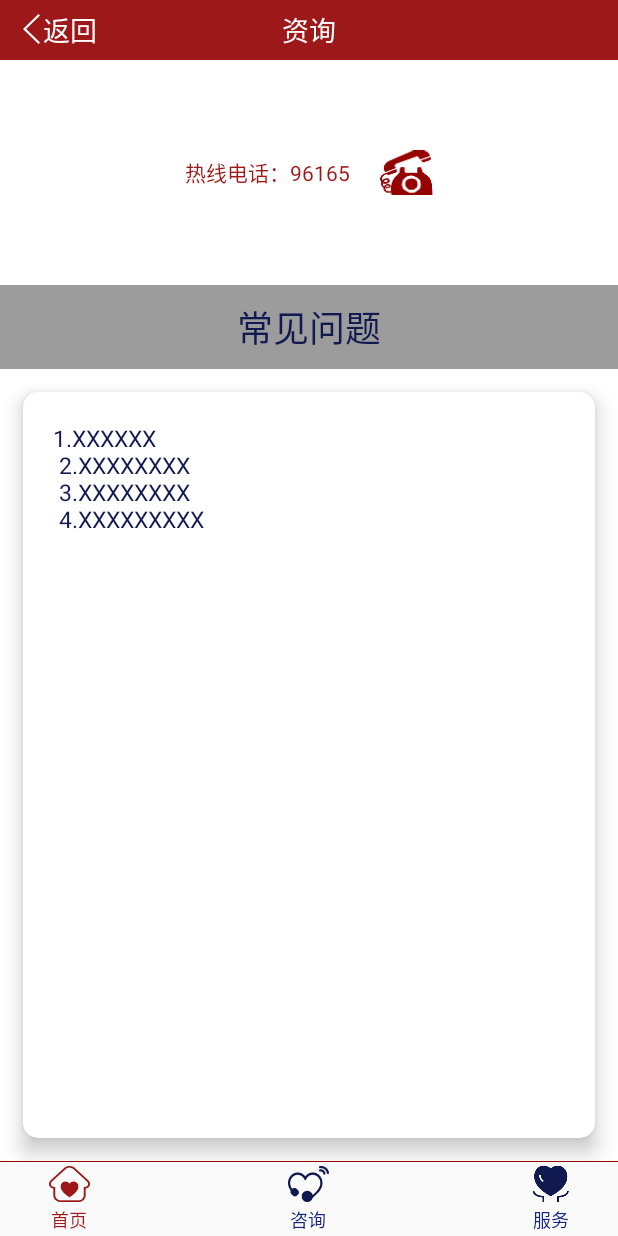
After one commit to magichill33/older, an Android app: the fragment HotLineFragment placed in its activity, on a phone screen of 412 x 824 dp. The commit adds this screen. Run offline under Robolectric (Android 15) with nearby library versions, the phone set to English and light mode, and no system bars; our stand-ins replace ButterKnife; libraries missing offline, so code that uses them is left out: com.zhy.http; pictures from the network do not load; 1 statement that could not run was skipped.

Commit message:
增加热线电话相关

```diff
--- a/app/src/main/java/com/nfu/old/adapter/ConsultListAdapter.java
+++ b/app/src/main/java/com/nfu/old/adapter/ConsultListAdapter.java
@@ -54,6 +54,7 @@ public class ConsultListAdapter extends RecyclerView.Adapter {
         MyViewHolder1 holder1 = (MyViewHolder1) holder;
         holder1.consult_title_tv.setText(mTitles[position]);
         holder1.consult_item_icon_iv.setBackgroundResource(mIconId[position]);
+
     }
 
     @Override
@@ -92,8 +93,14 @@ public class ConsultListAdapter extends RecyclerView.Adapter {
             });*/
             consult_item_icon_iv = (ImageView) itemView.findViewById(R.id.consult_item_icon_iv);
             consult_go_ib = (ImageView) itemView.findViewById(R.id.consult_go_ib);
-
-
+            consult_go_ib.setOnClickListener(new View.OnClickListener() {
+                @Override
+                public void onClick(View v) {
+                    if (iOnDetailListener!=null){
+                        iOnDetailListener.onDetailListener();
+                    }
+                }
+            });
             consult_title_tv = (TextView) itemView.findViewById(R.id.consult_title_tv);
 
         }
@@ -106,6 +113,6 @@ public class ConsultListAdapter extends RecyclerView.Adapter {
     }
 
     public interface IOnDetailListener {
-        void onDetailListener( );
+        void onDetailListener();
     }
 }
--- a/app/src/main/java/com/nfu/old/fragment/HomeFragment.java
+++ b/app/src/main/java/com/nfu/old/fragment/HomeFragment.java
@@ -28,6 +28,7 @@ import com.nfu.old.adapter.HotAdPagerAdapter;
 import com.nfu.old.config.NfuResource;
 import com.nfu.old.manager.ApiManager;
 import com.nfu.old.model.TurnPicModel;
+import com.nfu.old.utils.AppUtils;
 import com.nfu.old.utils.LogUtil;
 import com.nfu.old.utils.SharedPreferencesManager;
 import com.nfu.old.view.ContactCallDailog;
@@ -110,6 +111,10 @@ public class HomeFragment extends Fragment implements View.OnClickListener {
     @BindView(R.id.root)
     ScrollView rootView;
 
+    @BindView(R.id.activity_main_call_ib)
+    ImageView activity_main_call_ib;
+
+
 
     private Timer mTimer;
     private TimerTask mTimerTask;
@@ -165,6 +170,8 @@ public class HomeFragment extends Fragment implements View.OnClickListener {
         iv_call_second.setOnClickListener(this);
         iv_call_third.setOnClickListener(this);
         iv_call_fourth.setOnClickListener(this);
+
+        activity_main_call_ib.setOnClickListener(this);
 
     }
 
@@ -356,10 +363,17 @@ public class HomeFragment extends Fragment implements View.OnClickListener {
                 showDialog(3, getCurrNumber(3));
 
                 break;
+
             case R.id.iv_call_fourth:
                 showDialog(4, getCurrNumber(4));
                 break;
-
+            case R.id.activity_main_call_ib:
+                HotLineFragment hotLineFragment = new HotLineFragment();
+                Bundle bundle = new Bundle();
+                bundle.putString("title","首都老龄");
+                hotLineFragment.setArguments(bundle);
+                gotoFragment(hotLineFragment);
+                break;
         }
     }
 
@@ -424,8 +438,8 @@ public class HomeFragment extends Fragment implements View.OnClickListener {
             public void onClick(DialogInterface dialog, int which) {
 
                 dialog.dismiss();
-                //TODO 调用打掉话界面
-                call(currNumber);
+                // 调用打掉话界面
+                AppUtils.call(getContext(),currNumber);
             }
         });
         ContactCallDailog dialog = builder.create();
@@ -433,16 +447,6 @@ public class HomeFragment extends Fragment implements View.OnClickListener {
         dialog.show();
     }
 
-    /**
-     * 调用拨号界面
-     *
-     * @param phone 电话号码
-     */
-    private void call(String phone) {
-        Intent intent = new Intent(Intent.ACTION_DIAL, Uri.parse("tel:" + phone));
-        intent.setFlags(Intent.FLAG_ACTIVITY_NEW_TASK);
-        startActivity(intent);
-    }
 
     private void chageMsg(int code) {
         switch (code) {
--- /dev/null
+++ b/app/src/main/java/com/nfu/old/fragment/HotLineFragment.java
@@ -0,0 +1,85 @@
+
+package com.nfu.old.fragment;
+
+import android.os.Bundle;
+import android.support.annotation.Nullable;
+import android.support.v4.app.Fragment;
+import android.text.TextUtils;
+import android.view.LayoutInflater;
+import android.view.View;
+import android.view.ViewGroup;
+import android.widget.ImageView;
+import android.widget.TextView;
+
+import com.nfu.old.R;
+import com.nfu.old.model.ServiceModels;
+import com.nfu.old.utils.AppUtils;
+import com.nfu.old.view.ButtonExtendM;
+
+import butterknife.BindView;
+import butterknife.ButterKnife;
+import butterknife.Unbinder;
+
+import static com.nfu.old.R.id.top_title;
+
+/**
+ * Created by user on 2017/7/27.
+ */
+
+public class HotLineFragment extends Fragment {
+    Unbinder unbinder;
+    @BindView(R.id.hotline_number)
+    TextView hotlineNumber;
+    @BindView(R.id.top_title)
+    TextView toptitle;
+    @BindView(R.id.hotline_call)
+    ImageView hotlineCall;
+
+    @BindView(R.id.btn_back)
+    ButtonExtendM btnBack;
+    private String title = "资询";
+    private String hotlineCallPhone;
+
+    @Nullable
+    @Override
+    public View onCreateView(LayoutInflater inflater, @Nullable ViewGroup container, @Nullable Bundle savedInstanceState) {
+        View rootView = inflater.inflate(R.layout.hotline_fragment, container, false);
+        unbinder = ButterKnife.bind(this, rootView);
+        initView();
+        loadData();
+        return rootView;
+    }
+
+    private void loadData() {
+        Bundle bundle = getArguments();
+        if (bundle != null) {
+            title = bundle.getString("title");
+        }
+
+        toptitle.setText(title);
+    }
+
+
+    private void initView() {
+
+        btnBack.setOnClickListener(new ButtonExtendM.OnClickListener() {
+            @Override
+            public void onClick(View v) {
+                getFragmentManager().popBackStack();
+            }
+        });
+        hotlineCall.setOnClickListener(new View.OnClickListener() {
+            @Override
+            public void onClick(View v) {
+                // 调用打掉话界面
+                AppUtils.call(getContext(),hotlineNumber.getText().toString());
+            }
+        });
+    }
+
+    @Override
+    public void onDestroyView() {
+        super.onDestroyView();
+        unbinder.unbind();
+    }
+}
--- a/app/src/main/java/com/nfu/old/fragment/ServiceListFragment.java
+++ b/app/src/main/java/com/nfu/old/fragment/ServiceListFragment.java
@@ -48,7 +48,7 @@ import static com.nfu.old.R.id.top_title;
 public class ServiceListFragment extends BaseFragment {
     @BindView(R.id.btn_back)
     ButtonExtendM btnBack;
-    @BindView(top_title)
+    @BindView(R.id.top_title)
     TextView tv_title;
     @BindView(R.id.nfu_activity_search_layout_et)
     EditText edQuery;
--- /dev/null
+++ b/app/src/main/java/com/nfu/old/utils/AppUtils.java
@@ -0,0 +1,23 @@
+package com.nfu.old.utils;
+
+import android.content.Context;
+import android.content.Intent;
+import android.net.Uri;
+
+/**
+ * Created by user on 2017/7/27.
+ */
+
+public class AppUtils {
+
+    /**
+     * 调用拨号界面
+     *
+     * @param phone 电话号码
+     */
+    public  static void call(Context context, String phone) {
+        Intent intent = new Intent(Intent.ACTION_DIAL, Uri.parse("tel:" + phone));
+        intent.setFlags(Intent.FLAG_ACTIVITY_NEW_TASK);
+        context.startActivity(intent);
+    }
+}
--- a/app/src/main/res/layout/home_fragment.xml
+++ b/app/src/main/res/layout/home_fragment.xml
@@ -19,8 +19,7 @@
                 android:id="@+id/activity_main_call_ib"
                 android:layout_width="24dp"
                 android:layout_height="24dp"
-                android:src="@drawable/top_bar_call_bg"
-                android:layout_marginLeft="15dp" />
+                android:src="@drawable/top_bar_call_bg" />
 
             <TextView
                 android:id="@+id/activity_main_title_tv"
--- /dev/null
+++ b/app/src/main/res/layout/hotline_fragment.xml
@@ -0,0 +1,96 @@
+<?xml version="1.0" encoding="utf-8"?>
+<LinearLayout xmlns:android="http://schemas.android.com/apk/res/android"
+    android:orientation="vertical"
+    xmlns:app="http://schemas.android.com/apk/res-auto"
+    android:layout_width="match_parent"
+    android:layout_height="match_parent"
+    android:background="@color/transparent">
+    <include
+        android:id="@+id/title_bar"
+        layout="@layout/fragment_title_bar"/>
+
+    <RelativeLayout
+        android:layout_width="match_parent"
+        android:layout_height="150dp"
+        android:background="@color/white"
+        android:gravity="center">
+
+        <LinearLayout
+            android:layout_width="match_parent"
+            android:layout_height="30dp"
+            android:layout_marginLeft="15dp"
+            android:layout_marginRight="15dp"
+            android:gravity="center_horizontal"
+            android:orientation="horizontal">
+
+            <TextView
+                android:layout_width="wrap_content"
+                android:layout_height="match_parent"
+                android:gravity="center"
+                android:text="@string/hotline_title"
+                android:textColor="@color/base_red_color" />
+
+            <TextView
+                android:id="@+id/hotline_number"
+                android:layout_width="wrap_content"
+                android:layout_height="match_parent"
+                android:gravity="center"
+                android:text="96165"
+                android:textColor="@color/base_red_color" />
+
+            <ImageView
+                android:id="@+id/hotline_call"
+                android:clickable="true"
+                android:layout_width="35dp"
+                android:layout_height="32dp"
+                android:layout_marginLeft="20dp"
+                android:src="@drawable/home_telphone_bg" />
+
+
+        </LinearLayout>
+    </RelativeLayout>
+
+    <TextView
+        android:layout_width="match_parent"
+        android:layout_height="wrap_content"
+        android:gravity="center"
+        android:layout_marginTop="10dp"
+        android:layout_marginBottom="10dp"
+        android:text="@string/hotline_center_title"
+        android:textColor="@color/content_color"
+        android:textSize="24sp"/>
+
+    <RelativeLayout
+        android:layout_width="match_parent"
+        android:layout_height="match_parent"
+        android:background="@color/white"
+        android:gravity="center">
+
+        <android.support.v7.widget.CardView
+            android:id="@+id/card_view"
+            android:layout_width="match_parent"
+            android:layout_height="match_parent"
+            android:layout_margin="15dp"
+            android:clickable="true"
+            android:foreground="?android:attr/selectableItemBackground"
+            app:cardCornerRadius="10dp"
+            app:cardElevation="8dp">
+
+            <RelativeLayout
+                android:layout_width="match_parent"
+                android:layout_height="match_parent"
+                >
+            <TextView
+                android:layout_width="wrap_content"
+                android:layout_height="wrap_content"
+                android:textColor="@color/content_color"
+                android:textSize="15sp"
+                android:layout_marginTop="20dp"
+                android:layout_marginLeft="20dp"
+                android:text="1.XXXXXX \n 2.XXXXXXXX \n 3.XXXXXXXX \n 4.XXXXXXXXX"
+                />
+            </RelativeLayout>
+        </android.support.v7.widget.CardView>
+
+    </RelativeLayout>
+</LinearLayout>
--- a/app/src/main/res/values/strings.xml
+++ b/app/src/main/res/values/strings.xml
@@ -29,6 +29,9 @@
     <string name="top_bar_location_title">北京市</string>
     <string name="top_bar_content_title">请选择服务：</string>
 
+    <string name="hotline_title">热线电话：</string>
+    <string name="hotline_center_title">常见问题</string>
+
 
     <string name="back_str">返回</string>
 
```
